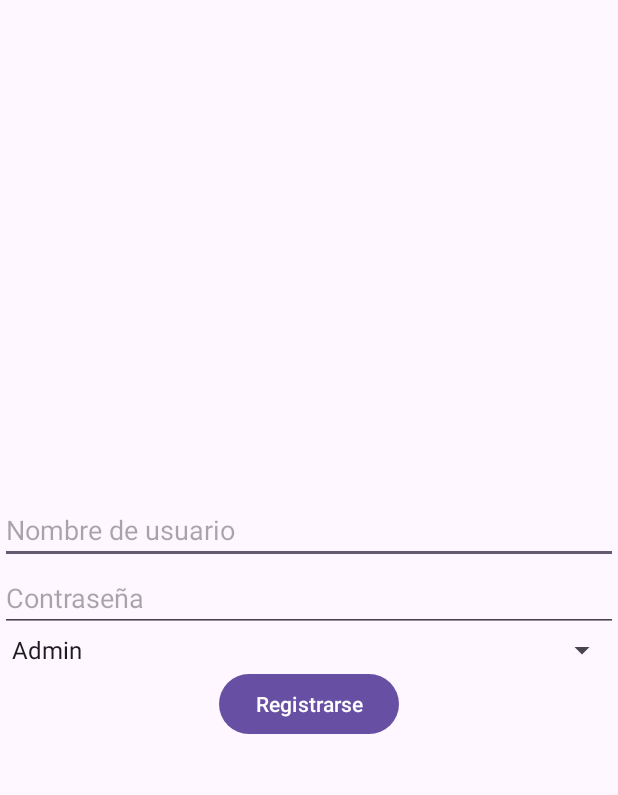
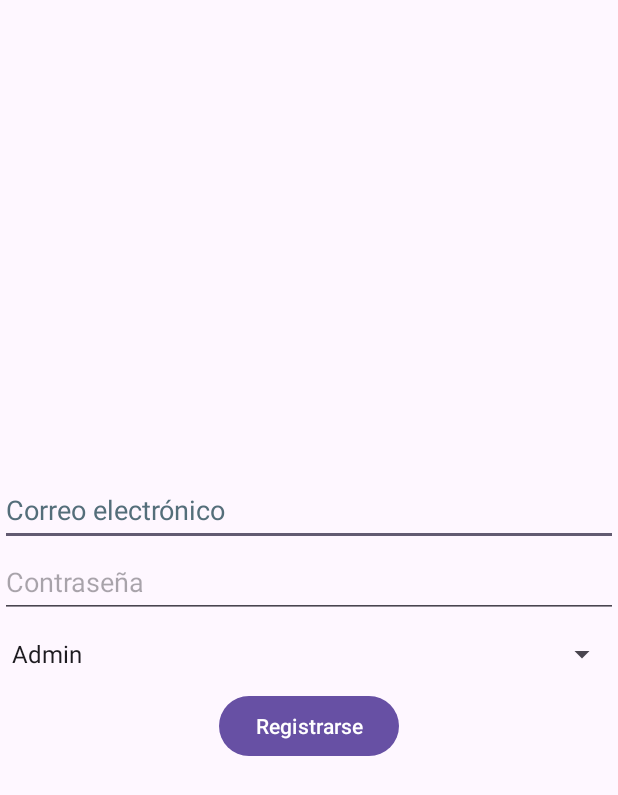
Before and after one commit to i82rusam/TFG, an Android app: the RegistroActivity screen opened directly, with no data from a screen before it, after a tap on "Registrarse", on a phone screen of 412 x 824 dp. Shown: the top 795 px of the screen. Run offline under Robolectric (Android 15) with nearby library versions, the phone set to English and light mode, and no system bars; our stand-ins replace Firebase (no records; nobody signed in at launch, a user with empty details on screens opened directly).

Commit message:
new update

```diff
--- a/app/src/main/java/com/example/tfg/data/FirebaseRepository.kt
+++ b/app/src/main/java/com/example/tfg/data/FirebaseRepository.kt
@@ -47,7 +47,7 @@ class FirebaseRepository(private val context: Context) {
     }
 
     fun registrarUsuario(usuario: Usuario, onSuccess: () -> Unit, onFailure: (Exception) -> Unit) {
-        auth.createUserWithEmailAndPassword(usuario.username, usuario.password)
+        auth.createUserWithEmailAndPassword(usuario.email, usuario.password)
             .addOnCompleteListener { task ->
                 if (task.isSuccessful) {
                     // El usuario se registró con éxito
@@ -69,7 +69,7 @@ class FirebaseRepository(private val context: Context) {
     }
 
     fun iniciarSesion(usuario: Usuario, onSuccess: () -> Unit, onFailure: (Exception) -> Unit) {
-        auth.signInWithEmailAndPassword(usuario.username, usuario.password)
+        auth.signInWithEmailAndPassword(usuario.email, usuario.password)
             .addOnCompleteListener { task ->
                 if (task.isSuccessful) {
                     // El usuario inició sesión con éxito
--- a/app/src/main/java/com/example/tfg/models/Usuario.kt
+++ b/app/src/main/java/com/example/tfg/models/Usuario.kt
@@ -1,7 +1,7 @@
 package com.example.tfg.models
 
 data class Usuario(
-    var username: String = "",
+    var email: String = "",
     var password: String = "",
     var role: String = ""
 )
--- a/app/src/main/java/com/example/tfg/ui/RegistroActivity.kt
+++ b/app/src/main/java/com/example/tfg/ui/RegistroActivity.kt
@@ -2,48 +2,44 @@ package com.example.tfg.ui
 
 import android.content.Intent
 import android.os.Bundle
-import android.util.Log
 import android.widget.Button
 import android.widget.EditText
-import android.widget.Spinner
+import android.widget.Toast
 import androidx.appcompat.app.AppCompatActivity
 import com.example.tfg.R
-import com.example.tfg.data.FirebaseRepository
-import com.example.tfg.models.Usuario
+import com.google.firebase.auth.FirebaseAuth
 
 class RegistroActivity : AppCompatActivity() {
+
+    private lateinit var auth: FirebaseAuth
 
     override fun onCreate(savedInstanceState: Bundle?) {
         super.onCreate(savedInstanceState)
         setContentView(R.layout.activity_registro)
 
-        val etUsername = findViewById<EditText>(R.id.et_username)
+        auth = FirebaseAuth.getInstance()
+
+        val etEmail = findViewById<EditText>(R.id.et_email)
         val etPassword = findViewById<EditText>(R.id.et_password)
-        val spinnerRole = findViewById<Spinner>(R.id.spinner_role)
-        val btnRegister = findViewById<Button>(R.id.btn_register)
+        val btnRegistro = findViewById<Button>(R.id.btn_register)
 
-        val firebaseRepository = FirebaseRepository(this)
-        btnRegister.setOnClickListener {
-            val usuario = Usuario().apply {
-                username = etUsername.text.toString()
-                password = etPassword.text.toString()
-                role = spinnerRole.selectedItem.toString()
-            }
+        btnRegistro.setOnClickListener {
+            val email = etEmail.text.toString()
+            val password = etPassword.text.toString()
 
-            firebaseRepository.registrarUsuario(usuario,
-                onSuccess = {
-                    // El usuario se registró con éxito
-                    Log.d("RegistroActivity", "Usuario registrado con éxito en Firebase")
-                    val intent = Intent(this, MainActivity::class.java)
-                    startActivity(intent)
-                    finish() // Para que no se pueda volver a RegistroActivity al presionar el botón atrás
-                },
-                onFailure = { e ->
-                    // Hubo un error al registrar al usuario
-                    Log.e("RegistroActivity", "Error al registrar al usaurio en Firebase", e)
-                    e.printStackTrace()
+            auth.createUserWithEmailAndPassword(email, password)
+                .addOnCompleteListener(this) { task ->
+                    if (task.isSuccessful) {
+                        // Registro exitoso, navega al MainActivity
+                        val intent = Intent(this, MainActivity::class.java)
+                        startActivity(intent)
+                        finish()
+                    } else {
+                        // Si el registro falla, muestra un mensaje al usuario.
+                        Toast.makeText(baseContext, "Registration failed.",
+                            Toast.LENGTH_SHORT).show()
+                    }
                 }
-            )
         }
     }
 }
--- a/app/src/main/res/layout/activity_registro.xml
+++ b/app/src/main/res/layout/activity_registro.xml
@@ -1,17 +1,21 @@
 <?xml version="1.0" encoding="utf-8"?>
 <LinearLayout xmlns:android="http://schemas.android.com/apk/res/android"
+    xmlns:tools="http://schemas.android.com/tools"
     android:layout_width="match_parent"
     android:layout_height="match_parent"
     android:orientation="vertical"
     android:gravity="center">
 
     <EditText
-        android:id="@+id/et_username"
+        android:id="@+id/et_email"
         android:layout_width="match_parent"
         android:layout_height="wrap_content"
-        android:autofillHints="username"
-        android:hint="@string/hint_username"
-        android:inputType="text"/>
+        android:autofillHints="email"
+        android:hint="Correo electrónico"
+        android:inputType="text"
+        android:minHeight="48dp"
+        android:textColorHint="#546E7A"
+        tools:ignore="HardcodedText,TextFields" />
 
     <EditText
         android:id="@+id/et_password"
@@ -19,13 +23,15 @@
         android:layout_height="wrap_content"
         android:autofillHints="password"
         android:hint="@string/hint_password"
-        android:inputType="textPassword" />
+        android:inputType="textPassword"
+        android:minHeight="48dp" />
 
     <Spinner
         android:id="@+id/spinner_role"
         android:layout_width="match_parent"
         android:layout_height="wrap_content"
-        android:entries="@array/roles_array" />
+        android:entries="@array/roles_array"
+        android:minHeight="48dp" />
 
     <Button
         android:id="@+id/btn_register"
--- a/app/src/main/res/values/strings.xml
+++ b/app/src/main/res/values/strings.xml
@@ -32,6 +32,7 @@
     <string name="btn_login">Iniciar sesión</string>
     <string name="hint_username">Nombre de usuario</string>
     <string name="hint_password">Contraseña</string>
+    <string name="hint_email">Correo electrónico</string>
 
 
 
--- a/build.gradle.kts
+++ b/build.gradle.kts
@@ -1,6 +1,6 @@
 // Top-level build file where you can add configuration options common to all sub-projects/modules.
 plugins {
-    id("com.android.application") version "8.4.1" apply false
+    id("com.android.application") version "8.5.0" apply false
     id("org.jetbrains.kotlin.android") version "1.9.22" apply false
     id("com.google.gms.google-services") version "4.4.1" apply false
 }
```
Also changed, not shown: app/build.gradle.kts (+5 -6 lines), app/src/main/java/com/example/tfg/ui/LoginActivity.kt (+21 -21 lines), app/src/main/res/layout/activity_login.xml (+10 -6 lines), gradle/wrapper/gradle-wrapper.properties.
